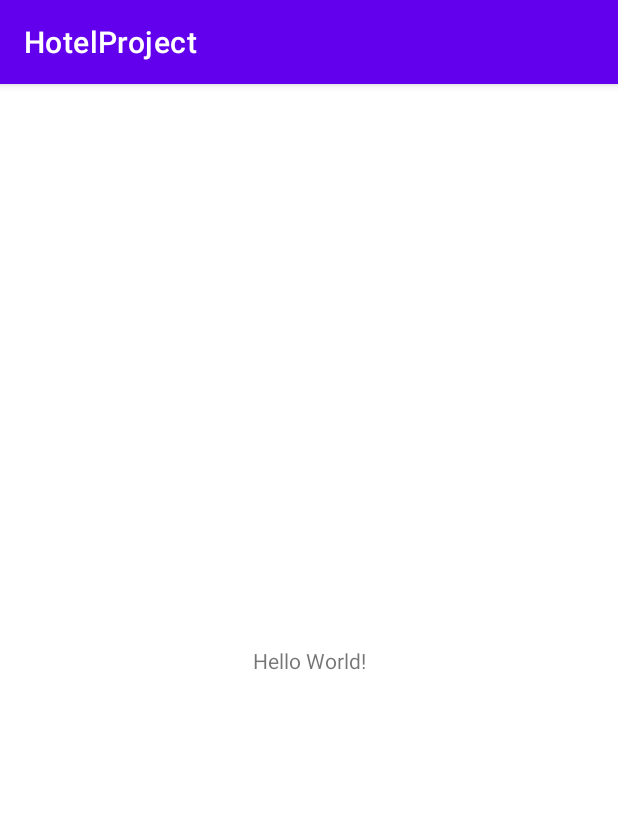
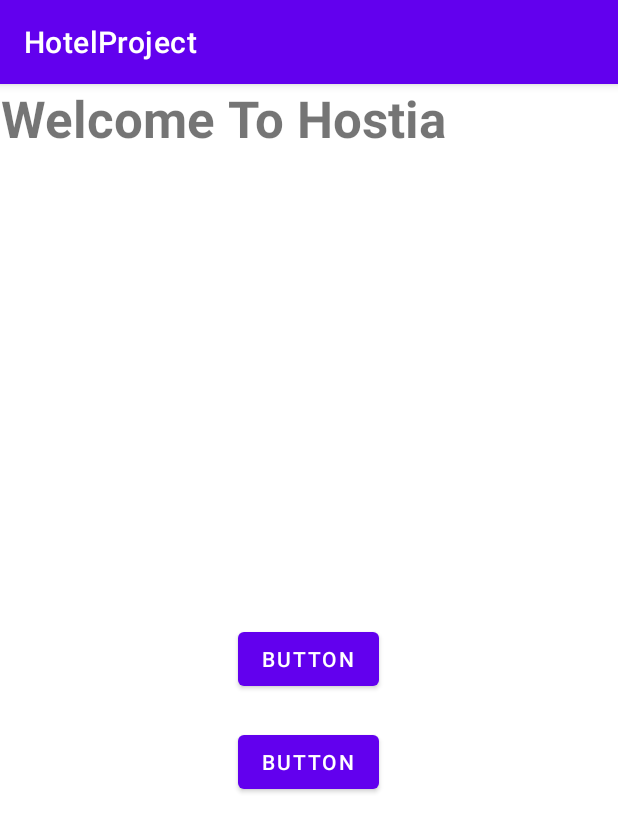
Before and after one commit to mcllontac/HotelAppProject, an Android app: the screen it shows after launch (MainActivity), on a phone screen of 412 x 824 dp. Shown: the top 832 px of the screen. Run offline under Robolectric (Android 15) with nearby library versions, the light colour scheme and no system bars.

Commit message:
Main updates

```diff
--- a/app/src/main/res/layout/activity_main.xml
+++ b/app/src/main/res/layout/activity_main.xml
@@ -6,13 +6,39 @@
     android:layout_height="match_parent"
     tools:context=".MainActivity">
 
-    <TextView
+    <Button
+        android:id="@+id/button"
         android:layout_width="wrap_content"
         android:layout_height="wrap_content"
-        android:text="Hello World!"
+        android:text="Button"
         app:layout_constraintBottom_toBottomOf="parent"
         app:layout_constraintEnd_toEndOf="parent"
+        app:layout_constraintHorizontal_bias="0.498"
         app:layout_constraintStart_toStartOf="parent"
-        app:layout_constraintTop_toTopOf="parent" />
+        app:layout_constraintTop_toTopOf="parent"
+        app:layout_constraintVertical_bias="0.499" />
 
+    <Button
+        android:id="@+id/button2"
+        android:layout_width="wrap_content"
+        android:layout_height="wrap_content"
+        android:layout_marginTop="72dp"
+        android:text="Button"
+        app:layout_constraintBottom_toBottomOf="parent"
+        app:layout_constraintEnd_toEndOf="parent"
+        app:layout_constraintHorizontal_bias="0.498"
+        app:layout_constraintStart_toStartOf="parent"
+        app:layout_constraintTop_toTopOf="parent"
+        app:layout_constraintVertical_bias="0.549" />
+
+    <TextView
+        android:id="@+id/textView"
+        android:layout_width="wrap_content"
+        android:layout_height="wrap_content"
+        android:text="Welcome To Hostia"
+        android:textAlignment="center"
+        android:textSize="34sp"
+        android:textStyle="bold"
+        tools:layout_editor_absoluteX="58dp"
+        tools:layout_editor_absoluteY="91dp" />
 </androidx.constraintlayout.widget.ConstraintLayout>
```
